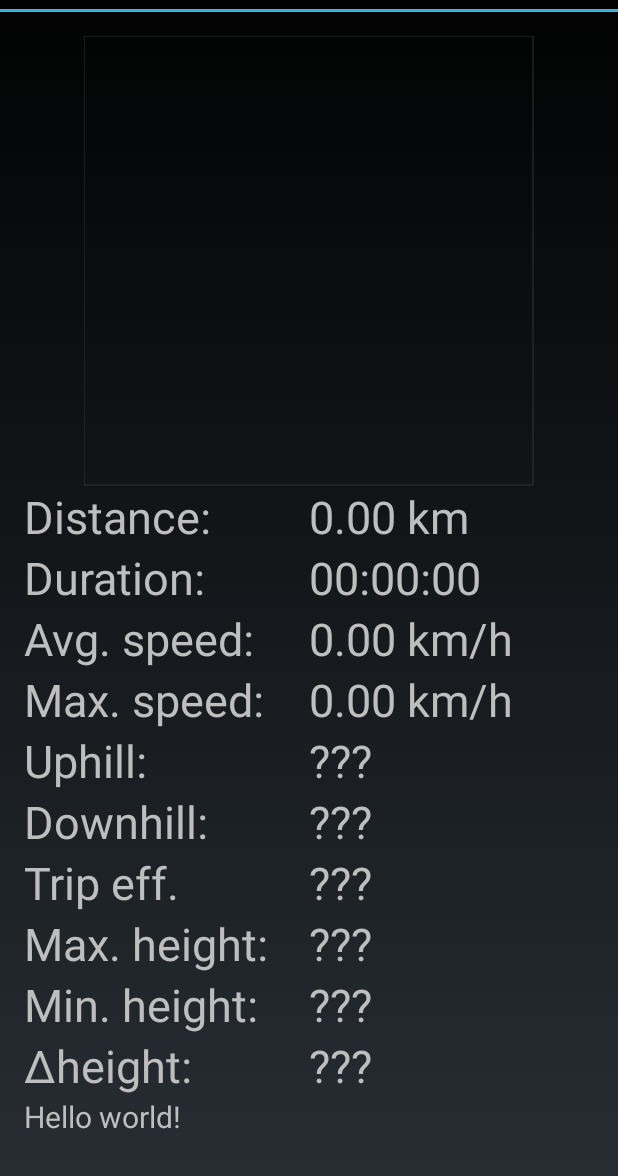
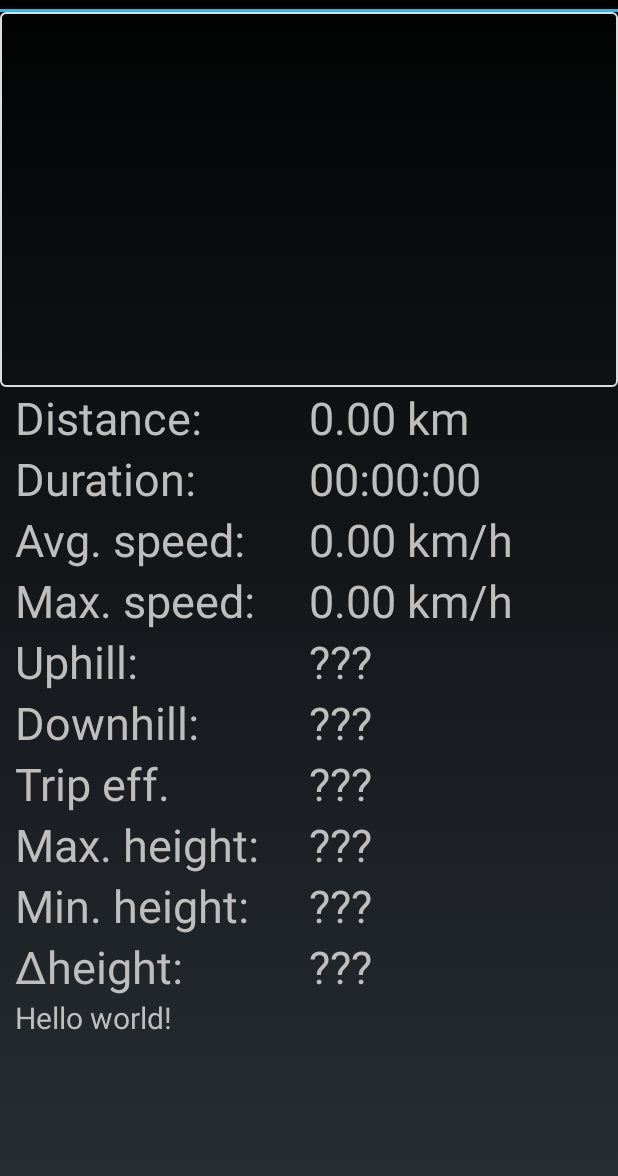
Before and after one commit to pricindalas/GPXTracker, an Android app: the layout activity_gpxdetails.xml on its own in the app's theme, with its tools: preview values and no code run, on a phone screen of 412 x 824 dp, the part 60-1236 px from its top. Run offline under Robolectric (Android 15) with nearby library versions, the phone set to English and light mode, and no system bars.

Commit message:
v1.6.5:
Ideta ikonele GPX failams;
Pataisytas zemelapio piesimas skirtinguose ekranuose, landscape piesia daug didesni norint pasiziuret atidziau;
Pakoreguotas GPX perziuru stilius, start ir stop mygtukai (still in progress);

Ruosiamasi pagerinti UI.

```diff
--- a/trk/build.gradle
+++ b/trk/build.gradle
@@ -14,8 +14,8 @@ android {
     defaultConfig {
         minSdkVersion 16
         targetSdkVersion 20
-        versionCode 33
-        versionName '1.6.4'
+        versionCode 34
+        versionName '1.6.5'
     }
     buildTypes {
         release {
--- a/trk/src/main/java/bazulis/gpxtracker/trk/GPXDetails.java
+++ b/trk/src/main/java/bazulis/gpxtracker/trk/GPXDetails.java
@@ -1,14 +1,17 @@
 package bazulis.gpxtracker.trk;
+
 
 import android.app.Activity;
 import android.app.AlertDialog;
 import android.content.DialogInterface;
 import android.content.Intent;
+import android.graphics.Point;
 import android.net.Uri;
 import android.os.Environment;
 import android.os.Bundle;
 import android.view.Menu;
 import android.view.MenuItem;
+import android.widget.LinearLayout;
 import android.widget.TextView;
 import android.widget.Toast;
 
@@ -53,6 +56,11 @@ public class GPXDetails extends Activity {
         t_maxheight = (TextView) findViewById(R.id.t_maxheight);
         t_minheight = (TextView) findViewById(R.id.t_minheight);
         t_deltaheight = (TextView) findViewById(R.id.t_deltaheight);
+
+        Point size = new Point();
+        getWindowManager().getDefaultDisplay().getSize(size);
+        int w = size.x;
+        map.setLayoutParams(new LinearLayout.LayoutParams(w, w));
 
         GPXFile gpx = new GPXFile(filename, false);
         gpx.analyzeGPX(this);
--- a/trk/src/main/java/bazulis/gpxtracker/trk/util/MapView.java
+++ b/trk/src/main/java/bazulis/gpxtracker/trk/util/MapView.java
@@ -26,19 +26,15 @@ public class MapView extends View {
     private float dlonSeg;
     private float dH;
     private int size, skipper;
-    private Paint grid, mapLine;
+    private Paint mapLine;
     private Context context;
     private List<Float> lats, lons, eles;
     public MapView(Context context, AttributeSet attrs) {
         super(context, attrs);
+
         this.context = context;
         lats = new ArrayList<Float>();
         lons = new ArrayList<Float>();
-
-        grid = new Paint();
-        grid.setColor(Color.rgb(50,50,50));
-        grid.setStrokeWidth(1);
-        grid.setStyle(Paint.Style.STROKE);
 
         mapLine = new Paint();
         mapLine.setColor(Color.rgb(255, 0, 0));
@@ -48,10 +44,6 @@ public class MapView extends View {
     @Override
     public void onDraw(Canvas canvas) {
         size = canvas.getHeight();
-        canvas.drawLine(0, 0, size-1, 0, grid);
-        canvas.drawLine(0, size-1, size-1, size-1, grid);
-        canvas.drawLine(0, 0, 0, size-1, grid);
-        canvas.drawLine(size-1, 0, size-1, size-1, grid);
         if (!lats.isEmpty() && !lons.isEmpty()) {
             int x1, x2, y1, y2;
             float elev;
--- /dev/null
+++ b/trk/src/main/res/drawable/bcg_frame.xml
@@ -0,0 +1,16 @@
+<?xml version="1.0" encoding="utf-8"?>
+
+<selector xmlns:android="http://schemas.android.com/apk/res/android">
+    <item android:state_pressed="false">
+        <shape android:shape="rectangle">
+            <corners android:radius="3dp"/>
+            <stroke android:color="#dddddd" android:width="1dp"/>
+        </shape>
+    </item>
+    <item android:state_pressed="true">
+        <shape android:shape="rectangle">
+            <stroke android:color="#dddddd" android:width="1dp"/>
+            <solid android:color="#40dddddd"/>
+        </shape>
+    </item>
+</selector>
--- a/trk/src/main/res/layout/activity_gpxdetails.xml
+++ b/trk/src/main/res/layout/activity_gpxdetails.xml
@@ -3,10 +3,6 @@
     android:layout_width="fill_parent"
     android:layout_height="fill_parent"
     android:orientation="vertical"
-    android:paddingBottom="@dimen/activity_vertical_margin"
-    android:paddingLeft="@dimen/activity_horizontal_margin"
-    android:paddingRight="@dimen/activity_horizontal_margin"
-    android:paddingTop="@dimen/activity_vertical_margin"
     tools:context="bazulis.gpxtracker.trk.GPXDetails">
 
     <LinearLayout
@@ -17,20 +13,23 @@
         <view
             android:id="@+id/mapView"
             class="bazulis.gpxtracker.trk.util.MapView"
-            android:layout_width="300dp"
-            android:layout_height="300dp"
-            android:layout_gravity="center_horizontal" />
+            android:layout_width="fill_parent"
+            android:layout_height="250dp"
+            android:layout_gravity="center_horizontal"
+            android:background="@drawable/bcg_frame"/>
 
         <LinearLayout
             android:layout_width="fill_parent"
-            android:layout_height="wrap_content">
+            android:layout_height="wrap_content"
+            android:paddingStart="10dp"
+            android:paddingEnd="10dp">
 
             <TextView
                 android:layout_width="fill_parent"
                 android:layout_height="wrap_content"
                 android:layout_weight="1"
                 android:text="@string/distance"
-                android:textSize="30dp" />
+                android:textSize="30dp"/>
 
             <TextView
                 android:id="@+id/t_distance"
@@ -38,19 +37,22 @@
                 android:layout_height="wrap_content"
                 android:layout_weight="1"
                 android:text="@string/zdistance"
-                android:textSize="30dp" />
+                android:textSize="30dp"/>
         </LinearLayout>
 
         <LinearLayout
             android:layout_width="fill_parent"
-            android:layout_height="wrap_content">
+            android:layout_height="wrap_content"
+            android:paddingStart="10dp"
+            android:paddingEnd="10dp">
 
             <TextView
                 android:layout_width="fill_parent"
                 android:layout_height="wrap_content"
                 android:layout_weight="1"
                 android:text="@string/duration"
-                android:textSize="30dp" />
+                android:textSize="30dp"
+                />
 
             <TextView
                 android:id="@+id/t_duration"
@@ -58,12 +60,14 @@
                 android:layout_height="wrap_content"
                 android:layout_weight="1"
                 android:text="@string/zduration"
-                android:textSize="30dp" />
+                android:textSize="30dp"/>
         </LinearLayout>
 
         <LinearLayout
             android:layout_width="fill_parent"
-            android:layout_height="wrap_content">
+            android:layout_height="wrap_content"
+            android:paddingStart="10dp"
+            android:paddingEnd="10dp">
 
             <TextView
                 android:layout_width="fill_parent"
@@ -83,7 +87,9 @@
 
         <LinearLayout
             android:layout_width="fill_parent"
-            android:layout_height="wrap_content">
+            android:layout_height="wrap_content"
+            android:paddingStart="10dp"
+            android:paddingEnd="10dp">
 
             <TextView
                 android:layout_width="fill_parent"
@@ -103,7 +109,9 @@
 
         <LinearLayout
             android:layout_width="fill_parent"
-            android:layout_height="wrap_content">
+            android:layout_height="wrap_content"
+            android:paddingStart="10dp"
+            android:paddingEnd="10dp">
             <TextView
                 android:layout_width="fill_parent"
                 android:layout_height="wrap_content"
@@ -120,7 +128,9 @@
             </LinearLayout>
         <LinearLayout
             android:layout_width="fill_parent"
-            android:layout_height="wrap_content">
+            android:layout_height="wrap_content"
+            android:paddingStart="10dp"
+            android:paddingEnd="10dp">
             <TextView
                 android:layout_width="fill_parent"
                 android:layout_height="wrap_content"
@@ -139,7 +149,9 @@
 
         <LinearLayout
             android:layout_width="fill_parent"
-            android:layout_height="wrap_content">
+            android:layout_height="wrap_content"
+            android:paddingStart="10dp"
+            android:paddingEnd="10dp">
 
             <TextView
                 android:layout_width="fill_parent"
@@ -158,7 +170,9 @@
         </LinearLayout>
         <LinearLayout
             android:layout_width="fill_parent"
-            android:layout_height="wrap_content">
+            android:layout_height="wrap_content"
+            android:paddingStart="10dp"
+            android:paddingEnd="10dp">
             <TextView
                 android:layout_width="fill_parent"
                 android:layout_height="wrap_content"
@@ -175,7 +189,9 @@
             </LinearLayout>
         <LinearLayout
             android:layout_width="fill_parent"
-            android:layout_height="wrap_content">
+            android:layout_height="wrap_content"
+            android:paddingStart="10dp"
+            android:paddingEnd="10dp">
             <TextView
                 android:layout_width="fill_parent"
                 android:layout_height="wrap_content"
@@ -192,7 +208,9 @@
         </LinearLayout>
         <LinearLayout
             android:layout_width="fill_parent"
-            android:layout_height="wrap_content">
+            android:layout_height="wrap_content"
+            android:paddingStart="10dp"
+            android:paddingEnd="10dp">
             <TextView
                 android:layout_width="fill_parent"
                 android:layout_height="wrap_content"
@@ -213,7 +231,9 @@
             android:layout_width="fill_parent"
             android:layout_height="wrap_content"
             android:text="@string/hello_world"
-            android:textSize="20dp" />
+            android:textSize="20dp"
+            android:paddingStart="10dp"
+            android:paddingEnd="10dp"/>
     </LinearLayout>
 
 </ScrollView>
--- a/trk/src/main/res/layout/activity_main.xml
+++ b/trk/src/main/res/layout/activity_main.xml
@@ -92,7 +92,8 @@
             android:layout_weight="1"
             android:onClick="begin"
             android:text="@string/b_start"
-            android:textSize="20sp" />
+            android:textSize="20sp"
+            android:background="@drawable/bcg_frame" />
 
         <Button
             android:id="@+id/b_stop"
@@ -101,7 +102,8 @@
             android:layout_weight="1"
             android:onClick="end"
             android:text="@string/b_stop"
-            android:textSize="20sp" />
+            android:textSize="20sp"
+            android:background="@drawable/bcg_frame" />
     </LinearLayout>
 
 
--- a/trk/src/main/res/layout/activity_record_list.xml
+++ b/trk/src/main/res/layout/activity_record_list.xml
@@ -2,10 +2,6 @@
     xmlns:tools="http://schemas.android.com/tools"
     android:layout_width="fill_parent"
     android:layout_height="fill_parent"
-    android:paddingLeft="@dimen/activity_horizontal_margin"
-    android:paddingRight="@dimen/activity_horizontal_margin"
-    android:paddingTop="@dimen/activity_vertical_margin"
-    android:paddingBottom="@dimen/activity_vertical_margin"
     tools:context="bazulis.gpxtracker.trk.RecordList">
     <ListView
         android:layout_width="fill_parent"
--- a/trk/src/main/res/layout/files_list.xml
+++ b/trk/src/main/res/layout/files_list.xml
@@ -4,20 +4,18 @@
     android:orientation="horizontal" android:layout_width="match_parent"
     android:layout_height="match_parent">
 
-    <ImageView
-        android:layout_width="wrap_content"
-        android:layout_height="wrap_content"
-        android:id="@+id/fileImg"
-        android:src="@drawable/ic_launcher"
-        android:contentDescription="@string/RecordList_IconDesc" />
-
     <TextView
         android:layout_width="fill_parent"
         android:layout_height="48dp"
         android:text="@string/hello_world"
         android:id="@+id/filename"
+        android:drawableStart="@drawable/ic_gpx_file"
+        android:drawableLeft="@drawable/ic_gpx_file"
         android:textSize="24dp"
         android:paddingStart="4dp"
+        android:drawablePadding="12dp"
+        android:paddingEnd="4dp"
         android:gravity="center_vertical"
-        android:singleLine="true" />
+        android:singleLine="true"
+        android:background="@drawable/bcg_frame"/>
 </LinearLayout>
```
Also changed, not shown: trk/src/main/ic_gpx_file-web.png (added), trk/src/main/res/drawable-hdpi/ic_gpx_file.png (added), trk/src/main/res/drawable-mdpi/ic_gpx_file.png (added), trk/src/main/res/drawable-xhdpi/ic_gpx_file.png (added), trk/src/main/res/drawable-xxhdpi/ic_gpx_file.png (added), 1 other file.
